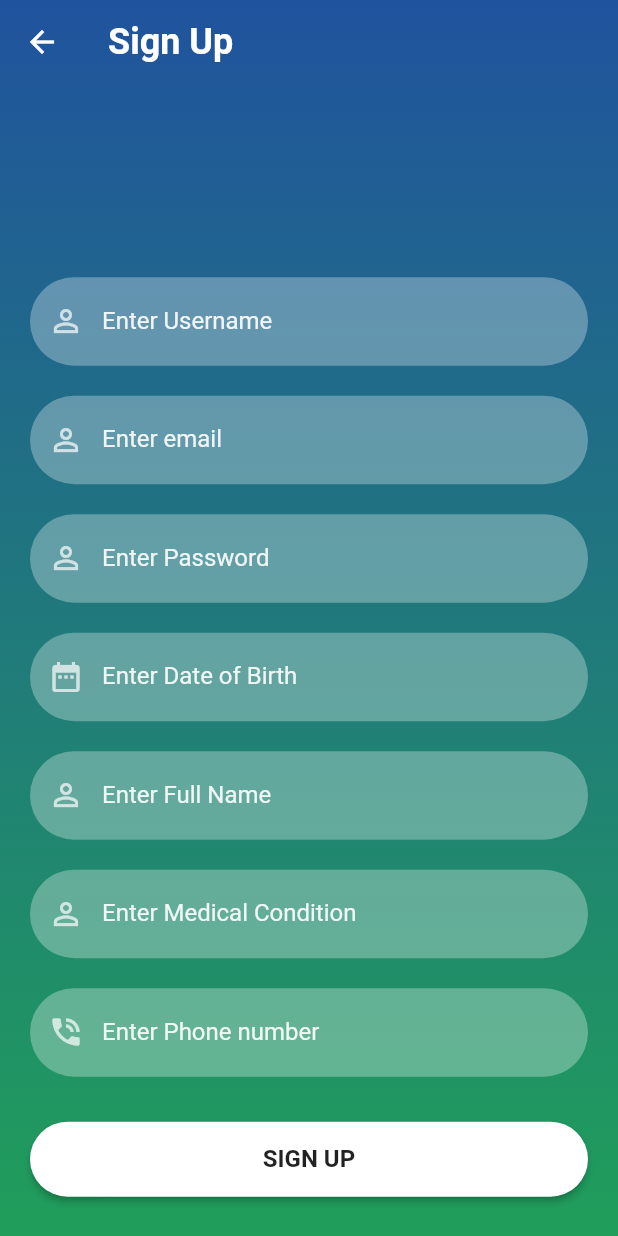
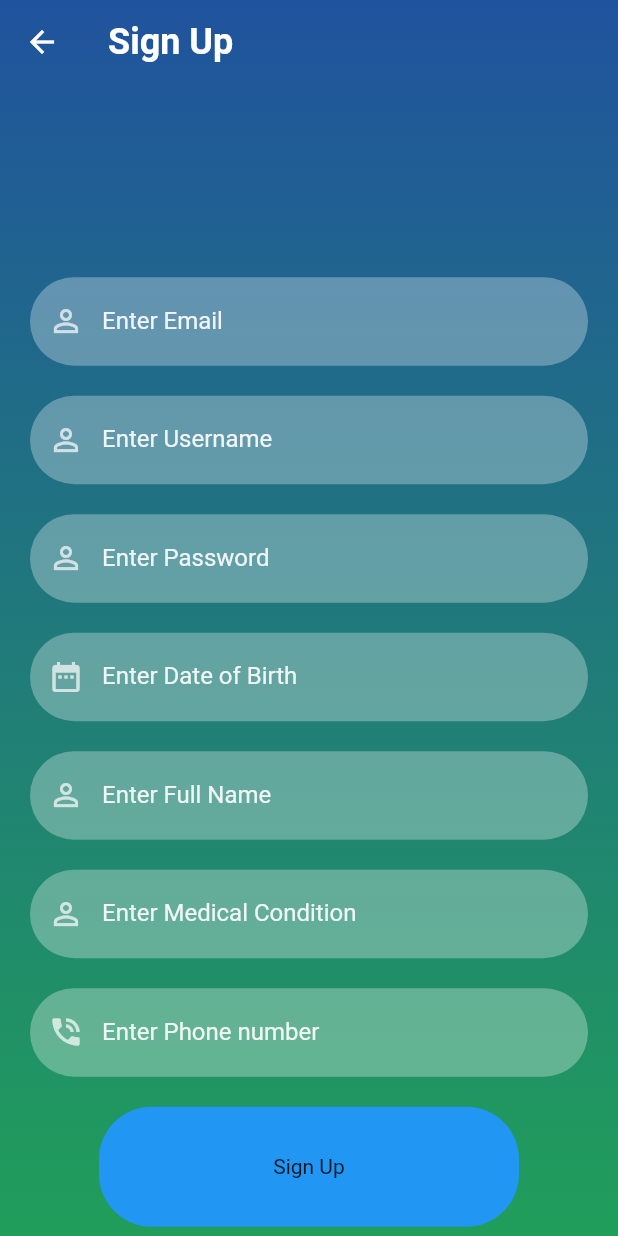
Before and after one commit to gayathri-unikuttan22/miniproj1, a Flutter app: the SignUpScreen screen opened directly, on a phone screen of 412 x 824 dp. Run offline on Flutter 3.47's test engine with Material 2 defaults, Android fonts, the phone set to English and light mode, and no system bars; our stand-ins replace camera, cloud_firestore, firebase_auth, firebase_core, flutter_svg, get and 1 more; missing offline and left inert: google_mlkit_commons, google_mlkit_pose_detection; accounts and stored records are empty.

Commit message:
New button

```diff
--- a/lib/reusable_widgets/reusable.dart
+++ b/lib/reusable_widgets/reusable.dart
@@ -62,7 +62,7 @@ TextField reusableTextField1(String text, IconData icon, bool isPasswordType,
 
 
 Container signInSignUpButton(
-    BuildContext context, bool isLogin, Function onTap) {
+    BuildContext context, bool isLogin, Function onTap,) {
   return Container(
     width: MediaQuery.of(context).size.width,
     height: 50,
@@ -70,6 +70,7 @@ Container signInSignUpButton(
     decoration: BoxDecoration(borderRadius: BorderRadius.circular(90)),
     child: ElevatedButton(
       onPressed: () {
+
         onTap();
       },
       style: ButtonStyle(
--- a/lib/screens/signup_screen.dart
+++ b/lib/screens/signup_screen.dart
@@ -1,3 +1,4 @@
+import 'package:cloud_firestore/cloud_firestore.dart';
 import 'package:firebase_auth/firebase_auth.dart';
 import 'package:firebase_core/firebase_core.dart';
 import 'package:flutter/material.dart';
@@ -23,6 +24,15 @@ class _SignUpScreenState extends State<SignUpScreen> {
   final _controller2 = TextEditingController();
   final _controller3 = TextEditingController();
 
+Future addsignupdetails(String username,String password)async{
+  await FirebaseFirestore.instance.collection('users').add(
+    {'password': password,
+    'username': username,}
+  );
+}
+Future insert()async{
+  await addsignupdetails(_passwordTextController.text.trim(), _emailTextController.text.trim());
+}
   @override
   Widget build(BuildContext context) {
     return Scaffold(
@@ -53,12 +63,12 @@ class _SignUpScreenState extends State<SignUpScreen> {
                 const SizedBox(
                   height: 20,
                 ),
-                reusableTextField("Enter Username", Icons.person_outline, false,
+                reusableTextField("Enter Email", Icons.person_outline, false,
                     _emailTextController),
                 const SizedBox(
                   height: 20,
                 ),
-                reusableTextField("Enter email", Icons.person_outline, false,
+                reusableTextField("Enter Username", Icons.person_outline, false,
                     _emailTextController),
                 const SizedBox(
                   height: 20,
@@ -88,7 +98,22 @@ class _SignUpScreenState extends State<SignUpScreen> {
                 const SizedBox(
                   height: 20,
                 ),
-                signInSignUpButton(context, false, () {
+                InkWell(
+                  onTap: () {
+                    insert();
+                    Navigator.of(context).push(MaterialPageRoute(builder: (ctx)=> HomeScreen()));
+                  },
+                  child: Container(
+                    width: 280,
+                    height: 80,
+                    decoration: BoxDecoration(
+                      color: Colors.blue,
+                      borderRadius: BorderRadius.circular(35)),
+                    child: Center(child: Text('Sign Up')),
+
+                  ),
+                )
+                 /*signInSignUpButton(context, false, () {
                    FirebaseAuth.instance.createUserWithEmailAndPassword(email:_emailTextController.text,
                     password:_passwordTextController.text).then((value)  {
                        print("Created New Account");
@@ -102,7 +127,7 @@ class _SignUpScreenState extends State<SignUpScreen> {
                        context,
                        MaterialPageRoute(
                            builder: (context) => const HomeScreen()));
-                }),
+                 }),*/
               ],
             ),
           ))),
--- a/pubspec.yaml
+++ b/pubspec.yaml
@@ -38,6 +38,8 @@ dependencies:
   cupertino_icons: ^1.0.2
   firebase_core: ^2.13.1
   firebase_auth: ^4.6.2
+  cloud_firestore: ^4.8.1
+  firebase_ui_firestore: ^1.5.3
   flutter_svg: ^0.21.0+1
   get: ^4.1.4
   google_ml_kit: ^0.13.0
```
Also changed, not shown: pubspec.lock, 1 other file. Lines whose indentation alone changed are shown as unchanged.
